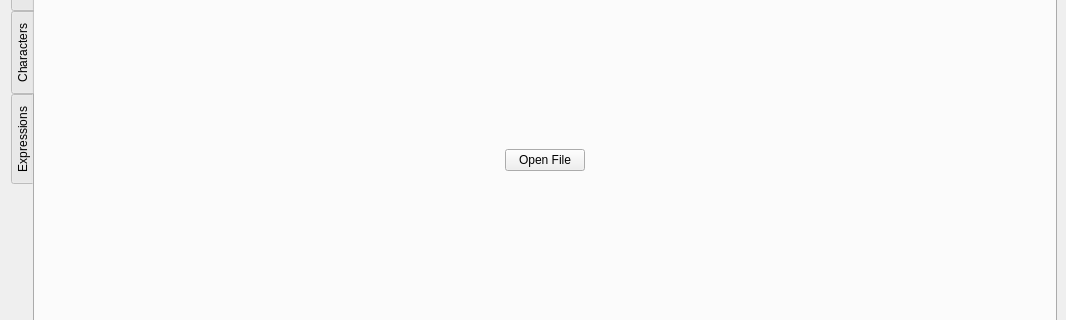
First picture: the form in ui/ui.ui, repository xMirkix/yet-another-textbox-generator, before the edit; both pictures show x 0 to 1066 and y 247 to 567 of the 1066 by 797 pixel window.
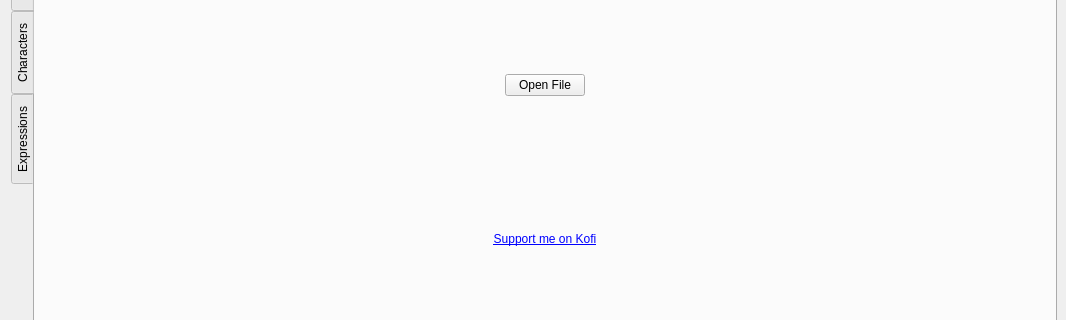
Second picture: the form after the edit. Icons and pictures are not drawn.

Commit message: added kofi link and added entity db util functions

What changed in the file:
```diff
--- a/ui/ui.ui
+++ b/ui/ui.ui
@@ -165,6 +165,32 @@
           </item>
          </layout>
         </item>
+        <item>
+         <spacer name="verticalSpacer_7">
+          <property name="orientation">
+           <enum>Qt::Orientation::Vertical</enum>
+          </property>
+          <property name="sizeHint" stdset="0">
+           <size>
+            <width>20</width>
+            <height>40</height>
+           </size>
+          </property>
+         </spacer>
+        </item>
+        <item>
+         <widget class="QLabel" name="kofi">
+          <property name="text">
+           <string>&lt;a href='https://ko-fi.com/mirki__'&gt;Support me on Kofi&lt;/a&gt;</string>
+          </property>
+          <property name="alignment">
+           <set>Qt::AlignmentFlag::AlignCenter</set>
+          </property>
+          <property name="openExternalLinks">
+           <bool>true</bool>
+          </property>
+         </widget>
+        </item>
         <item>
          <spacer name="verticalSpacer">
           <property name="orientation">
```
The commit also changes 3 other files.
